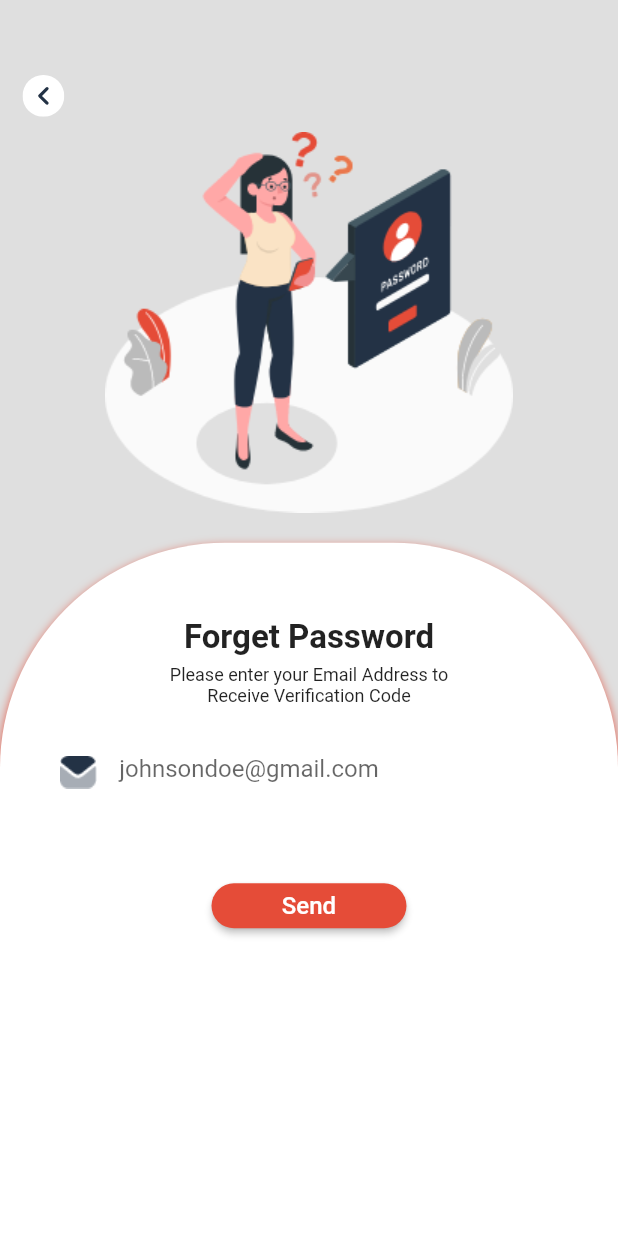
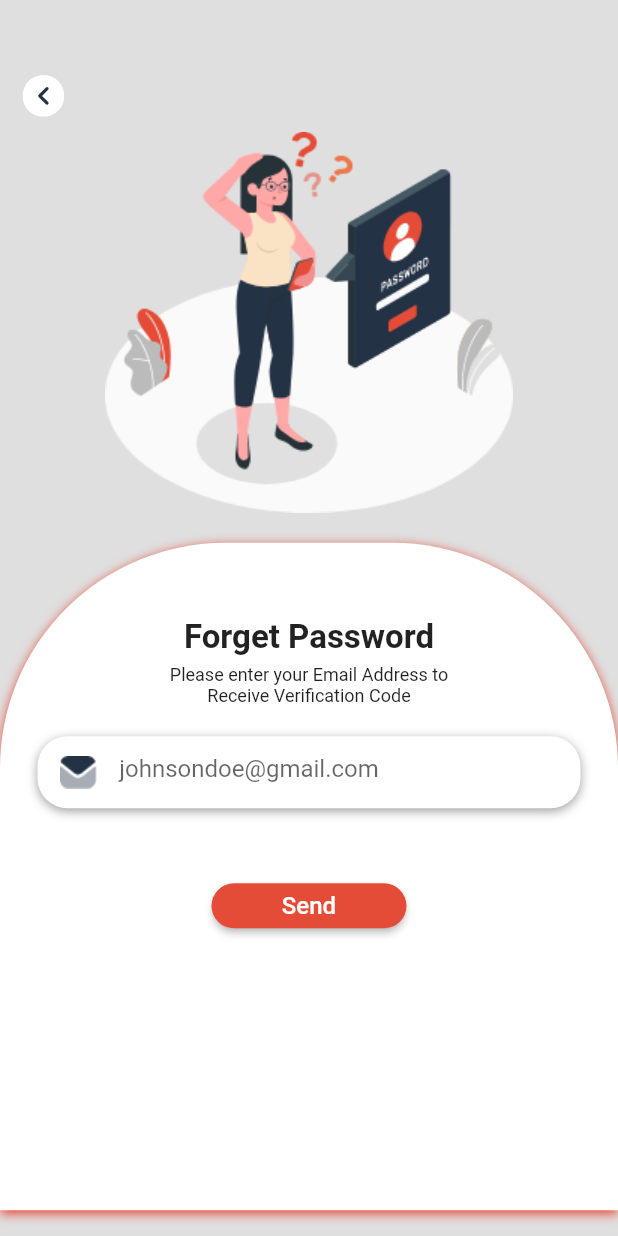
Before and after one commit to MirzaIbtisam/FoodApp, a Flutter app: the screen it shows after launch, on a phone screen of 412 x 824 dp. Run offline on Flutter 3.47's test engine with Material 2 defaults, Android fonts, the phone set to English and light mode, and no system bars; our stand-ins replace country_picker, flutter_svg, get, responsive_framework, smooth_page_indicator.

Commit message:
screen 32 complete 27,28,29 in progress

```diff
--- a/lib/View/ForgetPassword/forgetpassword.dart
+++ b/lib/View/ForgetPassword/forgetpassword.dart
@@ -1,12 +1,10 @@
 import 'package:flutter/material.dart';
 import 'package:flutter_svg/flutter_svg.dart';
 import 'package:get/get.dart';
-
 import '../EditProfile/editprofile.dart';
 
 class ForgetPassword extends StatefulWidget {
   const ForgetPassword({Key? key});
-
   @override
   State<ForgetPassword> createState() => _ForgetPasswordState();
 }
@@ -43,18 +41,18 @@ class _ForgetPasswordState extends State<ForgetPassword> {
               height: 20,
             ),
             Container(
-              height: Get.height * 0.75,
-              width: Get.width * 1,
+              height: Get.height * 0.54,
+              width: Get.width,
               decoration: BoxDecoration(
-                borderRadius: BorderRadius.all(
-                  Radius.circular(150), // Adjust the radius as needed
-                ),
+                borderRadius: BorderRadius.only(
+                    topLeft: Radius.circular(150),
+                    topRight: Radius.circular(150)),
                 boxShadow: [
                   BoxShadow(
                     color: Color.fromRGBO(229, 76, 56, 1), // Shadow color
                     blurRadius: 5, // Blur radius
                     offset:
-                        Offset(0, 3), // Offset of the shadow (vertical offset)
+                        Offset(0, 2), // Offset of the shadow (vertical offset)
                   ),
                 ],
                 color: Colors.white, // Background color of the container
@@ -84,14 +82,15 @@ class _ForgetPasswordState extends State<ForgetPassword> {
                     ),
                     Container(
                       decoration: BoxDecoration(
+                        color: Colors.white,
                         borderRadius: BorderRadius.circular(
                             20), // Adjust the radius as needed
                         boxShadow: [
                           BoxShadow(
-                            color: Colors.white, // Shadow color
-                            spreadRadius: 5, // Spread radius
-                            blurRadius: 7, // Blur radius
-                            offset: Offset(0, 3), // Offset in x and y direction
+                            color: Colors.grey, // Shadow color
+                            // Spread radius
+                            blurRadius: 5, // Blur radius
+                            offset: Offset(0, 2), // Offset in x and y direction
                           ),
                         ],
                       ),
--- a/lib/deleteit.dart
+++ /dev/null
@@ -1 +0,0 @@
-import 'package:flutter/material.dart';
```
